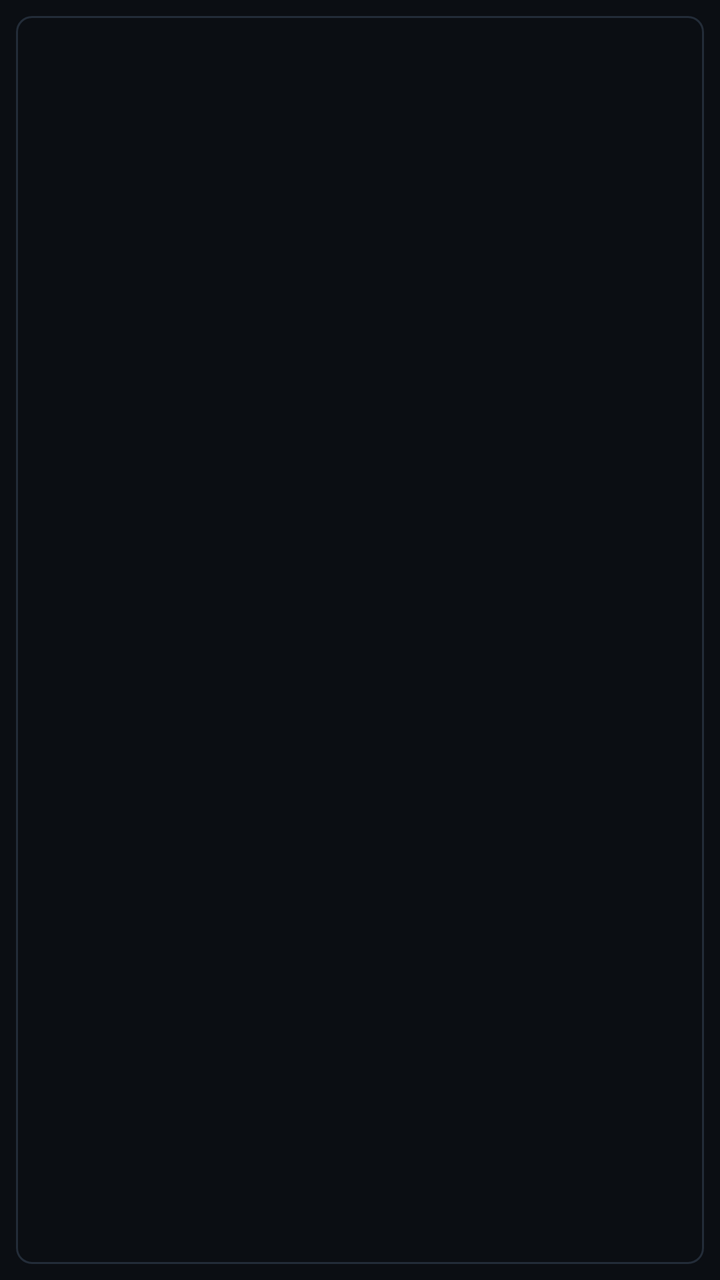
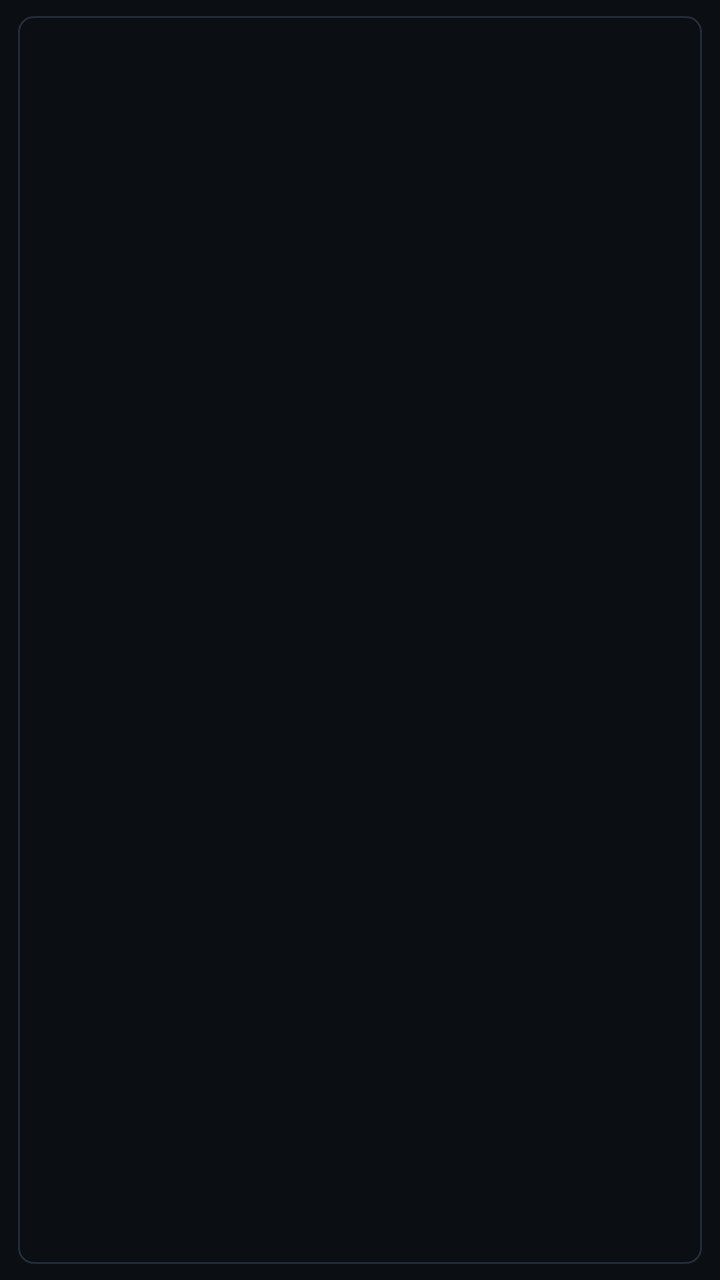

The first picture is an Android layout as it rendered before a commit; the second is the same layout after the commit. The layout source and the unified diff follow.
<!-- AndroidManifest.xml: application theme Theme.Pacor -->
<!-- res/layout/item_distance_chip.xml -->
<?xml version="1.0" encoding="utf-8"?>
<com.google.android.material.chip.Chip
    xmlns:android="http://schemas.android.com/apk/res/android"
    xmlns:app="http://schemas.android.com/apk/res-auto"
    style="@style/Widget.Material3.Chip.Filter"
    android:layout_width="wrap_content"
    android:layout_height="wrap_content"
    android:checkable="true"
    android:textAppearance="?attr/textAppearanceLabelLarge"
    app:checkedIconVisible="false" />
<!-- resources referenced by this layout -->
<resources>
  <style name="Theme.Pacor" parent="Theme.Material3.Dark.NoActionBar">
          <item name="colorPrimary">@color/accent</item>
          <item name="colorOnPrimary">@color/on_accent</item>
          <item name="colorPrimaryContainer">@color/accent</item>
          <item name="colorOnPrimaryContainer">@color/on_accent</item>
          <item name="colorSecondary">@color/accent</item>
          
          <item name="colorSecondaryContainer">@color/accent</item>
          <item name="colorOnSecondaryContainer">@color/on_accent</item>
          <item name="android:colorBackground">@color/bg</item>
          <item name="colorSurface">@color/bg</item>
          <item name="colorSurfaceVariant">@color/card</item>
          <item name="colorOnSurface">@color/text_primary</item>
          <item name="colorOnSurfaceVariant">@color/text_secondary</item>
          <item name="colorOutline">@color/outline</item>
          <item name="android:statusBarColor">@color/bg</item>
          <item name="android:navigationBarColor">@color/bg</item>
          <item name="android:windowLightStatusBar" tools:targetApi="m">false</item>
      </style>
  <color name="accent">#FF4FD1A5</color>
  <color name="on_accent">#FF04231A</color>
  <color name="bg">#FF0B0E13</color>
  <color name="card">#FF141A23</color>
  <color name="text_primary">#FFF2F4F8</color>
  <color name="text_secondary">#FF8A93A3</color>
  <color name="outline">#FF232C38</color>
</resources>

<!-- the commit's change to res/layout/item_distance_chip.xml (unified diff, before → after) -->
@@ -7,4 +7,8 @@
     android:layout_height="wrap_content"
     android:checkable="true"
     android:textAppearance="?attr/textAppearanceLabelLarge"
-    app:checkedIconVisible="false" />
+    app:checkedIconVisible="false"
+    app:chipIconSize="16dp"
+    app:iconEndPadding="0dp"
+    app:textEndPadding="6dp"
+    app:textStartPadding="6dp" />
